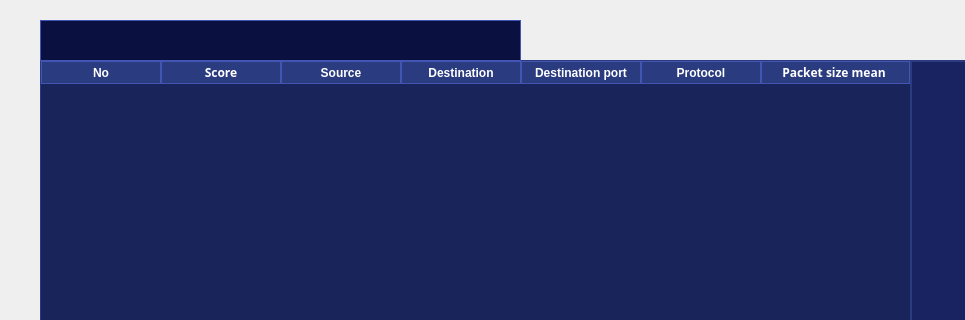
Old version of the form init/dashboard.ui in the repository ramu-1112/PacketRank-Lite-IDS; both pictures show x 0 to 965 and y 0 to 320 of the 1281 by 905 pixel window.
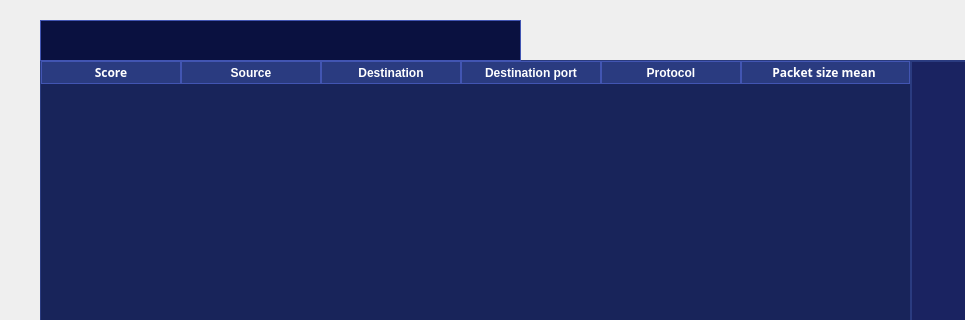
New version of the form.

Diff of the .ui file:
```diff
--- a/init/dashboard.ui
+++ b/init/dashboard.ui
@@ -121,7 +121,7 @@
     <number>50</number>
    </attribute>
    <attribute name="horizontalHeaderDefaultSectionSize">
-    <number>120</number>
+    <number>140</number>
    </attribute>
    <attribute name="horizontalHeaderShowSortIndicator" stdset="0">
     <bool>true</bool>
@@ -129,17 +129,6 @@
    <attribute name="horizontalHeaderStretchLastSection">
     <bool>true</bool>
    </attribute>
-   <column>
-    <property name="text">
-     <string>No</string>
-    </property>
-    <property name="font">
-     <font>
-      <weight>75</weight>
-      <bold>true</bold>
-     </font>
-    </property>
-   </column>
    <column>
     <property name="text">
      <string>Score</string>
```
